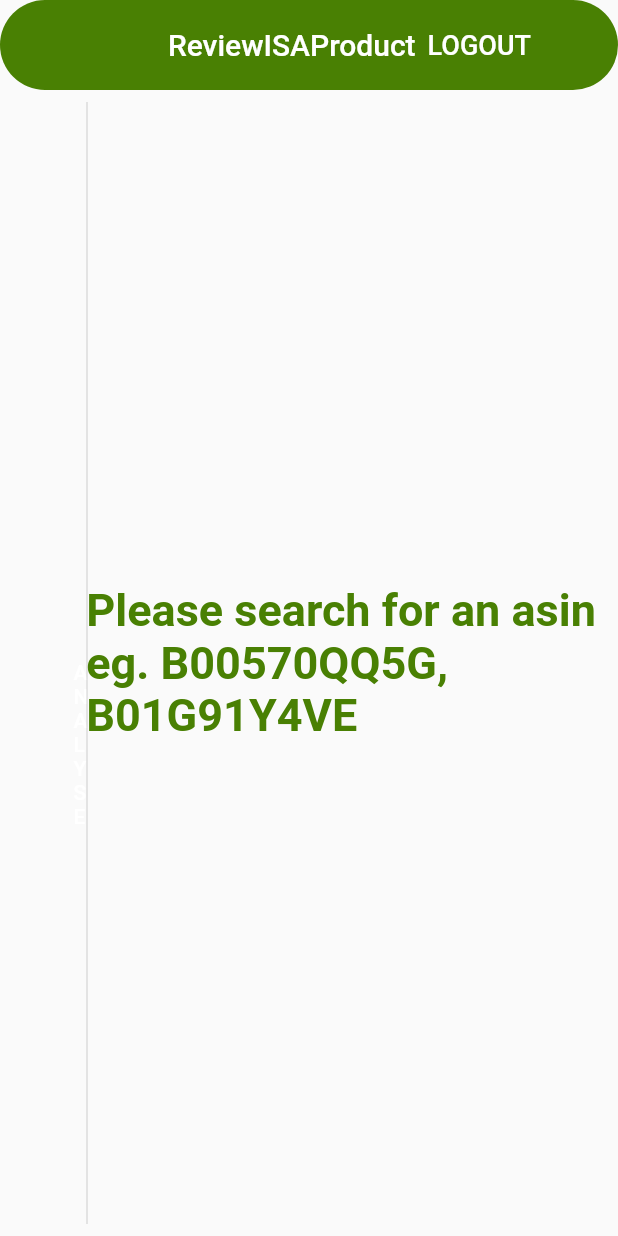
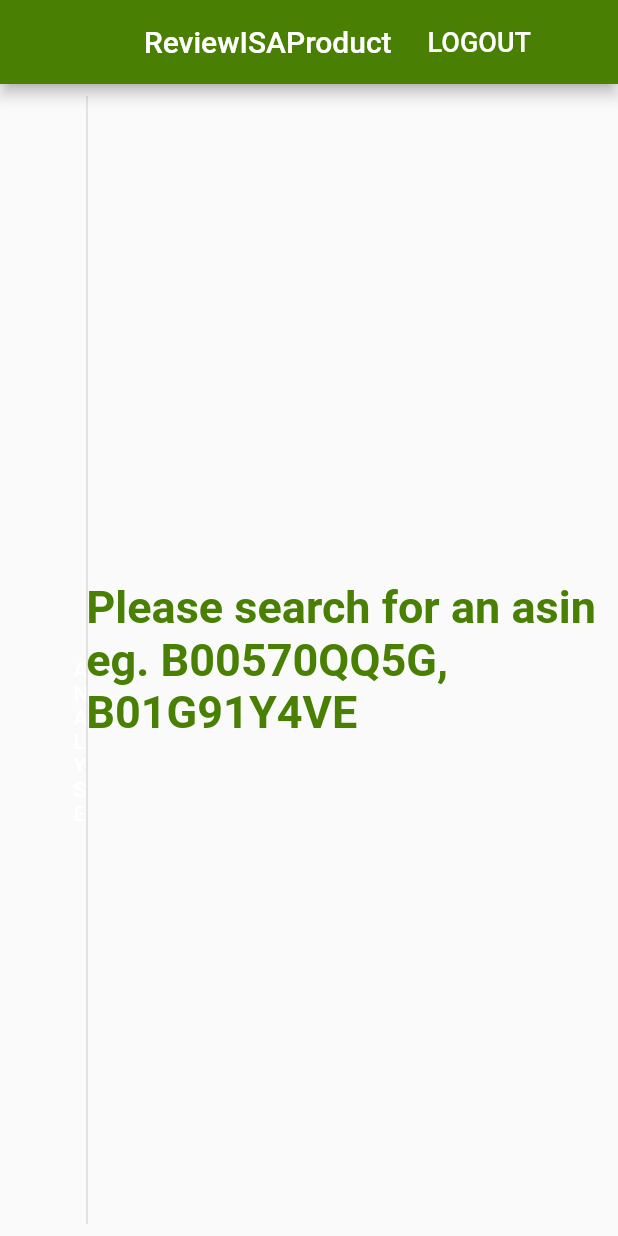
Before and after one commit to anujmodii/review_isa_product, a Flutter app: the screen it shows once a user with an empty profile is signed in, on a phone screen of 412 x 824 dp. Run offline on Flutter 3.47's test engine with Material 2 defaults, Android fonts, the phone set to English and light mode, and no system bars; our stand-ins replace firebase_auth, google_sign_in; missing offline and left inert: dart:html, flutter_facebook_auth; accounts and stored records are empty.

Commit message:
App bar layout changed

```diff
--- a/lib/app/home_page.dart
+++ b/lib/app/home_page.dart
@@ -31,11 +31,7 @@ class _HomePageState extends State<HomePage> {
     return Scaffold(
       appBar: AppBar(
         title: Text('ReviewISAProduct'),
-        titleSpacing: 00.0,
         centerTitle: true,
-        toolbarHeight: 60,
-        shape: RoundedRectangleBorder(borderRadius: BorderRadius.circular(480)),
-        elevation: 0.00,
         actions: <Widget>[
           TextButton(
             child: Padding(
```
Also changed, not shown: firebase.json (added), 1 other file.
